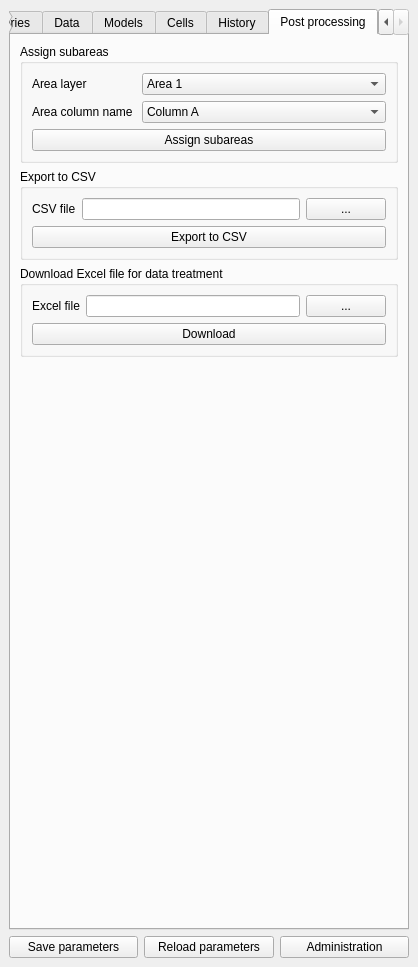
Before: the Qt Designer form OS2DamageCost/OS2DamageCost_dockwidget_base.ui in Skadesokonomi/Udvikling, drawn with Qt 5.
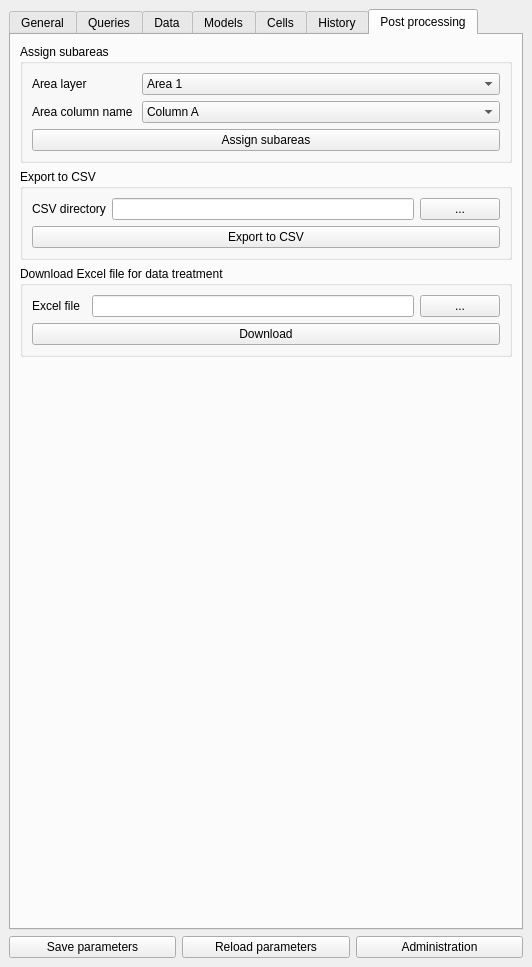
After: the same form once the commit is applied. The open tabs and pages were chosen to show the change.

Commit message: Karin eksport funktion

```diff
--- a/OS2DamageCost/OS2DamageCost_dockwidget_base.ui
+++ b/OS2DamageCost/OS2DamageCost_dockwidget_base.ui
@@ -6,7 +6,7 @@
    <rect>
     <x>0</x>
     <y>0</y>
-    <width>409</width>
+    <width>532</width>
     <height>967</height>
    </rect>
   </property>
@@ -823,7 +823,7 @@
                 </sizepolicy>
                </property>
                <property name="text">
-                <string>CSV file</string>
+                <string>CSV directory</string>
                </property>
               </widget>
              </item>
```
Left out of the diff: 8 changed lines with no effect on the pictures. The commit also changes 2 other files.
